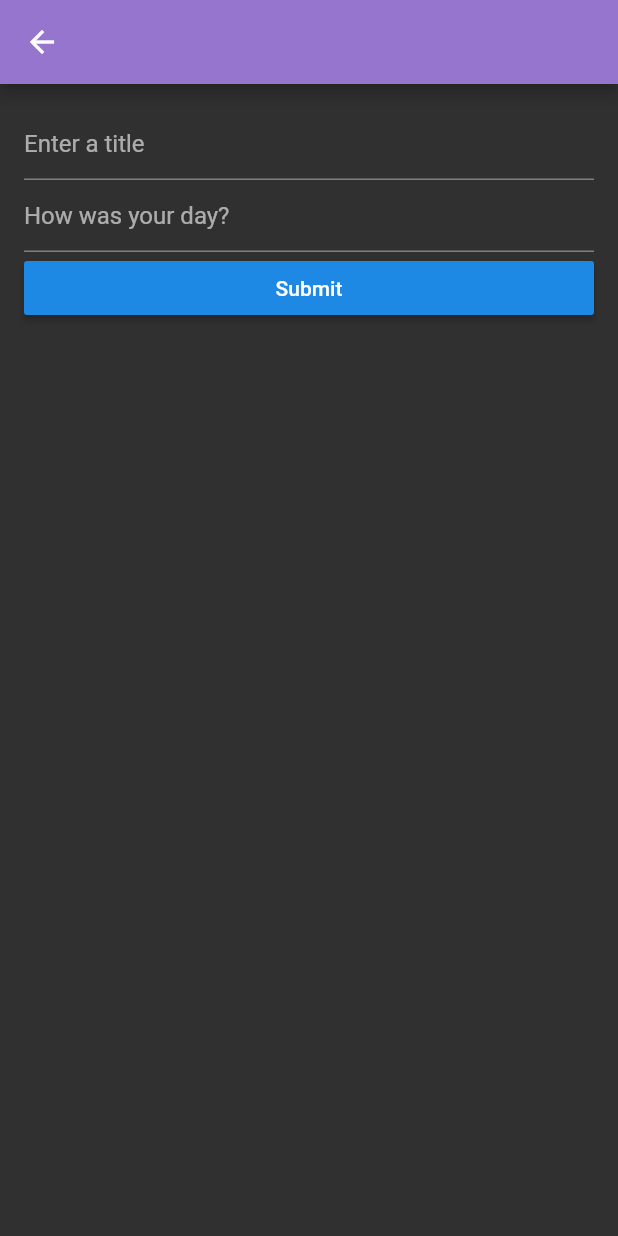
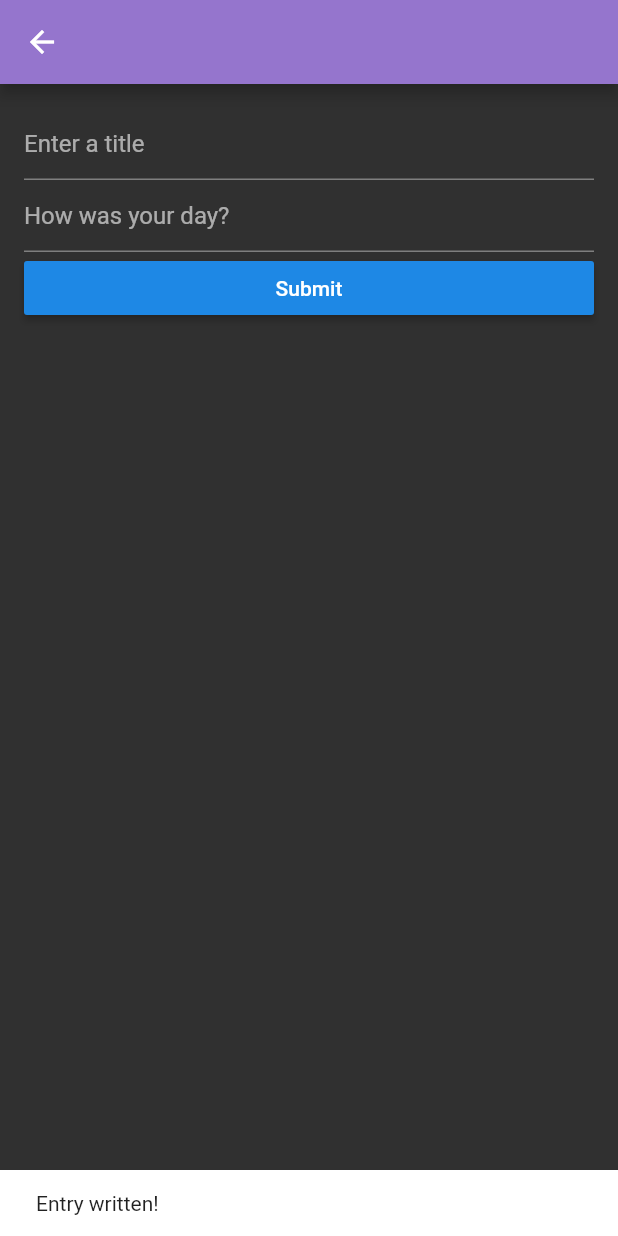
Before and after one commit to willxu1234/introspect, a Flutter app: the screen it shows after launch, after a tap on the "add" icon, on a phone screen of 412 x 824 dp. Run offline on Flutter 3.47's test engine with Material 2 defaults, Android fonts, the phone set to English and light mode, and no system bars.

Commit message:
add entries works, display titles on home screen

```diff
--- a/lib/models/entries.dart
+++ b/lib/models/entries.dart
@@ -1,29 +1,26 @@
-import 'dart:collection';
-
 import 'package:flutter/foundation.dart';
 
 class Entry {
-  String _title;
-  DateTime _date;
-  String _body;
+  String title;
+  DateTime date;
+  String body;
 
-  Entry(this._title, this._date, this._body);
+  Entry(this.title, this.date, this.body);
 }
 
 class EntriesModel extends ChangeNotifier {
-  final LinkedHashMap<int, Entry> _entries = LinkedHashMap<int, Entry>();
-  int _nextId = 0;
+  final List<Entry> _entries = List<Entry>();
 
   void add(Entry entry) {
-    _entries[_nextId] = entry;
-    _nextId++;
+    _entries.add(entry);
     notifyListeners();
   }
 
-  LinkedHashMap<int, Entry> get entries => _entries;
+  List<Entry> get entries => _entries;
 
   void editEntry(int id, Entry entry) {
     _entries[id] = entry;
+    notifyListeners();
   }
 
   Entry getEntry(int id) {
@@ -33,7 +30,7 @@ class EntriesModel extends ChangeNotifier {
   int get length => _entries.length;
 
   void remove(int id) {
-    _entries.remove(id);
+    _entries.removeAt(id);
     notifyListeners();
   }
 }
--- a/lib/screens/home.dart
+++ b/lib/screens/home.dart
@@ -25,18 +25,21 @@ class _HomePageState extends State<HomePage> {
 
   @override
   Widget build(BuildContext context) {
+    final GlobalKey<ScaffoldState> scaffoldKey = new GlobalKey<ScaffoldState>();
     return Scaffold(
+      key: scaffoldKey,
       appBar: AppBar(),
       body: OrientationBuilder(builder: (context, orientation) {
         _isLargeScreen = MediaQuery.of(context).size.width > 600;
 
         return Row(children: <Widget>[
           Expanded(
-            child: Consumer<EntriesModel>(builder: (context, entries, child) {
-              return EntryListWidget(entries.length, (index) {
+            child: EntryListWidget((index) {
               if (_isLargeScreen) {
                 _selectedIndex = index;
-                  setState(() {});
+                setState(() {
+                  _selectedIndex = index;
+                });
               } else {
                 Navigator.push(context, MaterialPageRoute(
                   builder: (context) {
@@ -44,7 +47,6 @@ class _HomePageState extends State<HomePage> {
                   },
                 ));
               }
-              });
             }),
           ),
           _isLargeScreen
@@ -59,6 +61,8 @@ class _HomePageState extends State<HomePage> {
               return AddEntryPage();
             },
           ));
+          scaffoldKey.currentState
+              .showSnackBar(SnackBar(content: Text('Entry written!')));
         },
         tooltip: 'Write an Entry',
         child: Icon(Icons.add),
--- a/lib/widgets/add_entry_form.dart
+++ b/lib/widgets/add_entry_form.dart
@@ -10,6 +10,15 @@ class AddEntryFormWidget extends StatefulWidget {
 
 class _AddEntryFormWidgetState extends State<AddEntryFormWidget> {
   final _formKey = GlobalKey<FormState>();
+  final _titleController = TextEditingController();
+  final _bodyController = TextEditingController(); // hehe
+
+  @override
+  void dispose() {
+    _titleController.dispose();
+    _bodyController.dispose();
+    super.dispose();
+  }
 
   @override
   Widget build(BuildContext context) {
@@ -30,6 +39,7 @@ class _AddEntryFormWidgetState extends State<AddEntryFormWidget> {
                   padding: const EdgeInsets.all(16.0),
                   children: <Widget>[
                     TextFormField(
+                      controller: _titleController,
                       decoration: const InputDecoration(
                         hintText: 'Enter a title',
                       ),
@@ -41,6 +51,7 @@ class _AddEntryFormWidgetState extends State<AddEntryFormWidget> {
                       },
                     ),
                     TextFormField(
+                      controller: _bodyController,
                       decoration: const InputDecoration(
                         hintText: 'How was your day?',
                       ),
@@ -54,8 +65,9 @@ class _AddEntryFormWidgetState extends State<AddEntryFormWidget> {
                     RaisedButton(
                       onPressed: () {
                         if (_formKey.currentState.validate()) {
-                          Provider.of<EntriesModel>(context, listen: false)
-                              .add(Entry("", DateTime.now(), ""));
+                          Provider.of<EntriesModel>(context, listen: false).add(
+                              Entry(_titleController.text, DateTime.now(),
+                                  _bodyController.text));
                           Navigator.pop(context);
                         }
                       },
--- a/lib/widgets/entry_list.dart
+++ b/lib/widgets/entry_list.dart
@@ -1,12 +1,13 @@
 import 'package:flutter/material.dart';
+import 'package:introspect/models/entries.dart';
+import 'package:provider/provider.dart';
 
 typedef void EntrySelectedCallback(int value);
 
 class EntryListWidget extends StatefulWidget {
-  final int _count;
   final EntrySelectedCallback _onEntrySelected;
 
-  EntryListWidget(this._count, this._onEntrySelected);
+  EntryListWidget(this._onEntrySelected);
 
   @override
   _EntryListWidgetState createState() => _EntryListWidgetState();
@@ -15,8 +16,9 @@ class EntryListWidget extends StatefulWidget {
 class _EntryListWidgetState extends State<EntryListWidget> {
   @override
   Widget build(BuildContext context) {
+    return Consumer<EntriesModel>(builder: (context, entries, child) {
       return ListView.builder(
-      itemCount: widget._count,
+        itemCount: entries.length,
         itemBuilder: (context, position) {
           return Padding(
             padding: const EdgeInsets.all(8.0),
@@ -28,7 +30,7 @@ class _EntryListWidgetState extends State<EntryListWidget> {
                 children: <Widget>[
                   Padding(
                     padding: const EdgeInsets.all(16.0),
-                  child: Text(position.toString()),
+                    child: Text(entries.getEntry(position).title),
                   ),
                 ],
               ),
@@ -36,5 +38,6 @@ class _EntryListWidgetState extends State<EntryListWidget> {
           );
         },
       );
+    });
   }
 }
```
Lines whose indentation alone changed are shown as unchanged.
